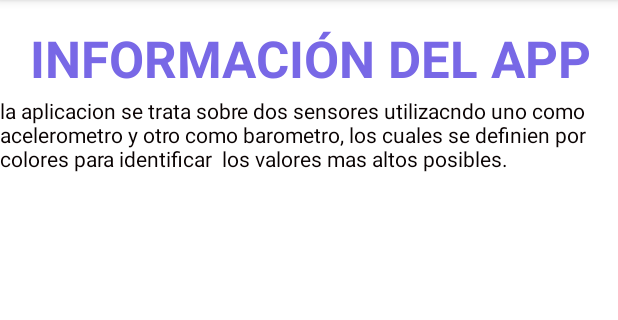
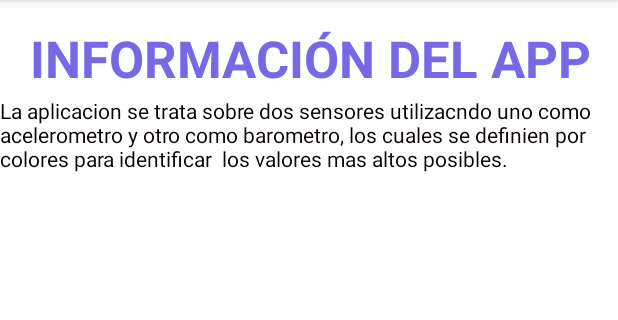
Before and after one commit to ricky0297/PS_RS, an Android app: the info screen opened directly, with no data from a screen before it, on a phone screen of 412 x 824 dp, the part 84-404 px from its top. Run offline under Robolectric (Android 15) with nearby library versions, the phone set to English and light mode, and no system bars.

Commit message:
Ana Cortes Modificaciones 4

```diff
--- a/app/src/main/res/layout/activity_info.xml
+++ b/app/src/main/res/layout/activity_info.xml
@@ -34,7 +34,7 @@
             android:layout_width="match_parent"
             android:layout_height="569dp"
             android:layout_marginTop="64dp"
-            android:text="la aplicacion se trata sobre dos sensores utilizacndo uno como acelerometro y otro como barometro, los cuales se definien por colores para identificar  los valores mas altos posibles."
+            android:text="La aplicacion se trata sobre dos sensores utilizacndo uno como acelerometro y otro como barometro, los cuales se definien por colores para identificar  los valores mas altos posibles."
             android:textColor="#090202"
             app:layout_constraintEnd_toEndOf="parent"
             app:layout_constraintHorizontal_bias="0.0"
--- a/app/src/main/res/layout/fragment_pinfo.xml
+++ b/app/src/main/res/layout/fragment_pinfo.xml
@@ -32,7 +32,7 @@
             android:layout_width="match_parent"
             android:layout_height="569dp"
             android:layout_marginTop="64dp"
-            android:text="un sensor de presión es un instrumento compuesto por un elemento detector de presión con el que se determina la presión real aplicada al sensor (utilizando distintos principios de funcionamiento) y otros componentes que convierten esta información en una señal de salida."
+            android:text="Un sensor de presión es un instrumento compuesto por un elemento detector de presión con el que se determina la presión real aplicada al sensor (utilizando distintos principios de funcionamiento) y otros componentes que convierten esta información en una señal de salida."
             android:textColor="#090202"
             app:layout_constraintEnd_toEndOf="parent"
             app:layout_constraintHorizontal_bias="0.0"
```
